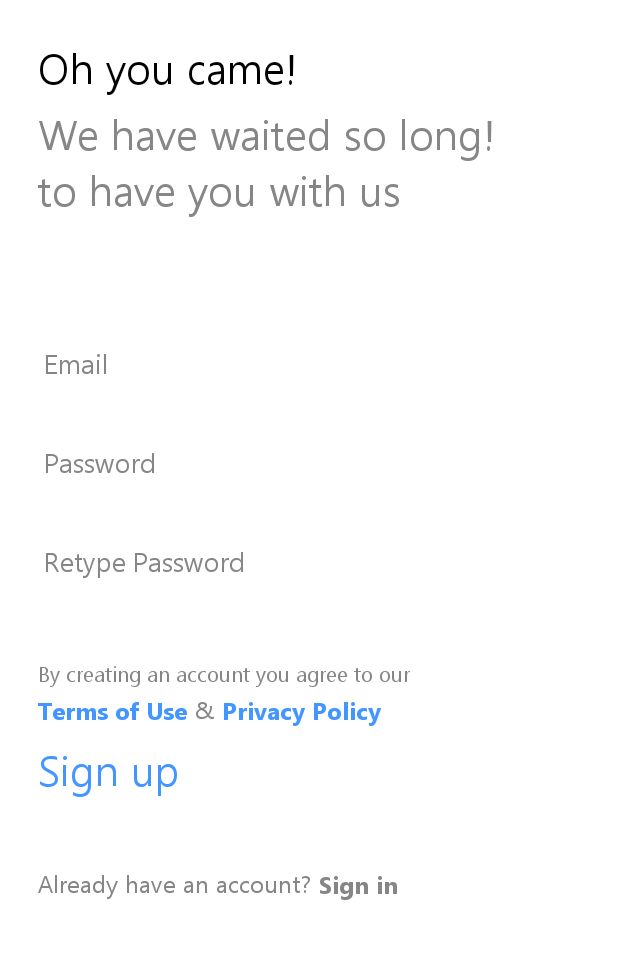
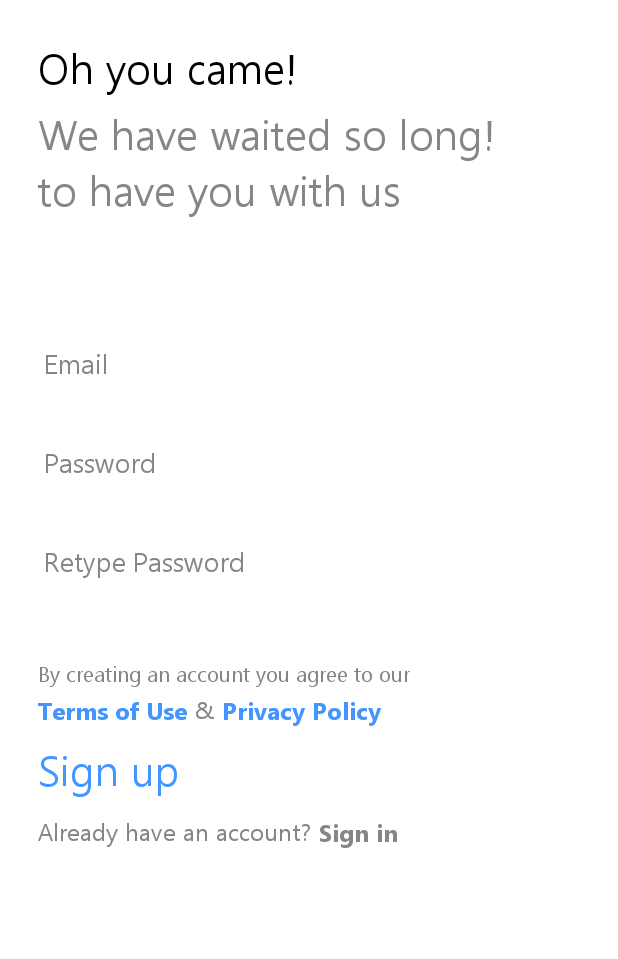
Before and after one commit to imtushardave/CollegeConexion, an Android app: the NewAccountActivity screen opened directly, with no data from a screen before it, on a phone screen of 412 x 824 dp, the part 163-1122 px from its top. Run offline under Robolectric (Android 15) with nearby library versions, the light colour scheme and no system bars; our stand-ins replace Firebase (no records; nobody signed in at launch, a user with empty details on screens opened directly).

Commit message:
SignUp process complete(collegelist remaining)

```diff
--- a/app/src/main/java/com/cloudiera/collegeconexion/LogIn/NewAccountActivity.java
+++ b/app/src/main/java/com/cloudiera/collegeconexion/LogIn/NewAccountActivity.java
@@ -215,6 +215,7 @@ public class NewAccountActivity extends AppCompatActivity{
 
                             Map<String,Object> usernameMap=new HashMap<String, Object>();
                             usernameMap.put("username",username);
+                            usernameMap.put("userId", mAuth.getCurrentUser().getUid());
 
                             firebaseFirestore.collection("Usernames")
                                     .document(username)
@@ -282,8 +283,6 @@ public class NewAccountActivity extends AppCompatActivity{
 
                             mProgress.setVisibility(View.GONE);
 
-
-
                         } else{
                             mProgress.setVisibility(View.GONE);
                             Log.d(TAG, "onComplete: TASK RESULT " + task.getResult());
@@ -295,16 +294,4 @@ public class NewAccountActivity extends AppCompatActivity{
 
     }
 
-    @Override
-    public void onStart() {
-        super.onStart();
-
-    }
-
-    @Override
-    public void onStop() {
-        super.onStop();
-
-    }
-
 }
--- a/app/src/main/res/layout/activity_new_account.xml
+++ b/app/src/main/res/layout/activity_new_account.xml
@@ -183,7 +183,7 @@
                 android:layout_height="wrap_content"
                 android:layout_below="@+id/signUpPrivacy"
                 android:layout_alignParentBottom="true"
-        android:layout_marginTop="40dp"
+                android:layout_marginTop="5dp"
                 android:layout_marginStart="25dp"
                 android:layout_marginLeft="25dp"
                 android:layout_marginBottom="25dp"
@@ -213,6 +213,8 @@
 
             </LinearLayout>
 
+            <include layout="@layout/layout_new_account_step"/>
+
             <RelativeLayout
                 android:id="@+id/progress_signUp"
                 android:visibility="gone"
@@ -230,6 +232,7 @@
 
             </RelativeLayout>
 
-    <include layout="@layout/layout_new_account_step"/>
+
+
 
 </RelativeLayout>
```
Lines whose indentation alone changed are shown as unchanged.
